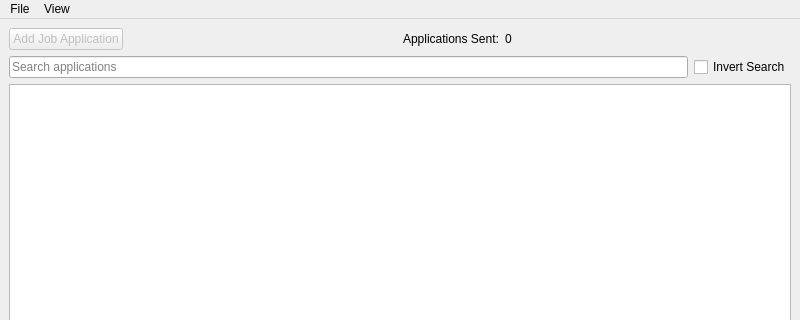
The window that JobAppTracker/QtGUI/ui/JobAppTrackerMainWindow.ui (dwp1084/QtJobAppTracker) describes before a commit, drawn with Qt 5; both pictures show x 0 to 800 and y 0 to 320 of the 800 by 600 pixel window.
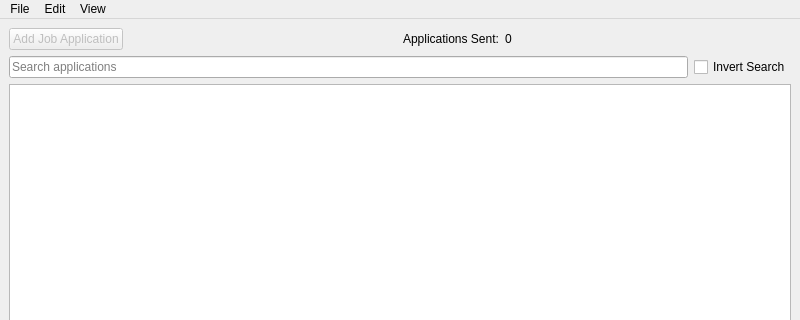
The same window after the commit.

The edit to the form file:
```diff
--- a/JobAppTracker/QtGUI/ui/JobAppTrackerMainWindow.ui
+++ b/JobAppTracker/QtGUI/ui/JobAppTrackerMainWindow.ui
@@ -163,7 +163,15 @@
     <addaction name="separator"/>
     <addaction name="actionPrivacy_Filter"/>
    </widget>
+   <widget class="QMenu" name="menuEdit">
+    <property name="title">
+     <string>Edit</string>
+    </property>
+    <addaction name="actionPurge"/>
+    <addaction name="actionSettings"/>
+   </widget>
    <addaction name="menuFile"/>
+   <addaction name="menuEdit"/>
    <addaction name="menuView"/>
   </widget>
   <widget class="QStatusBar" name="statusbar"/>
```
Left out of the diff: 6 changed lines with no effect on the pictures.
